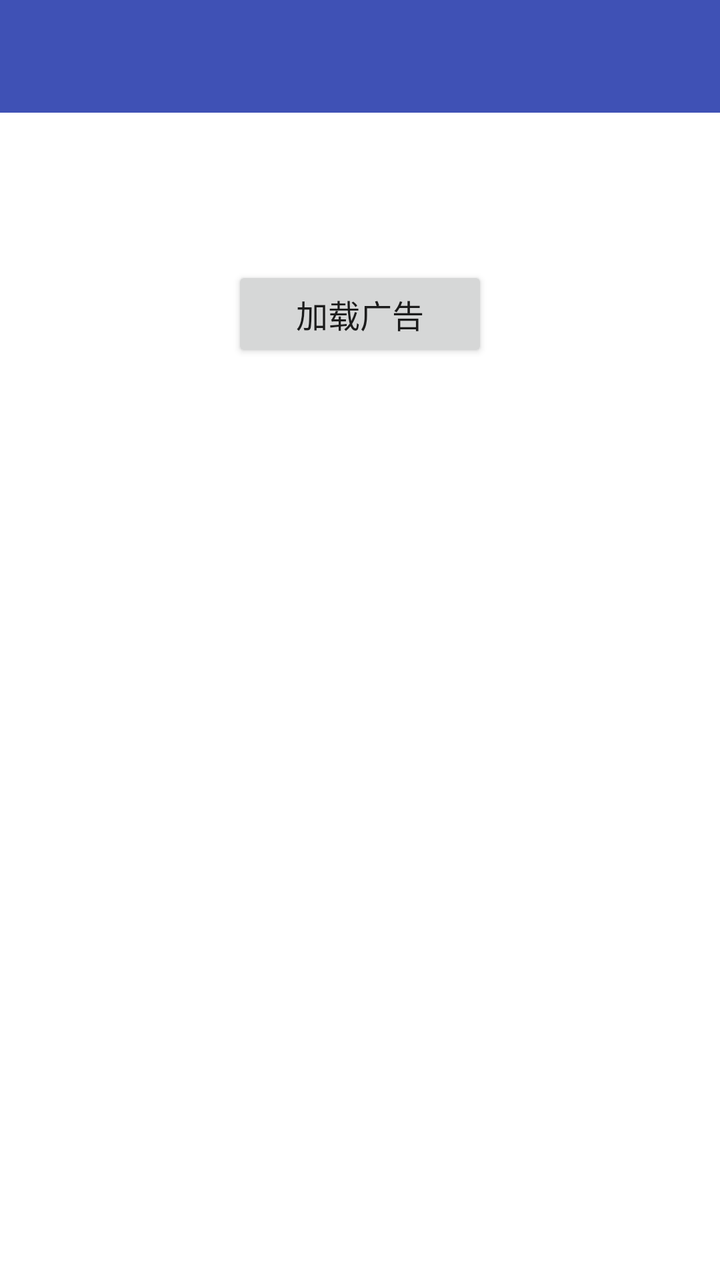
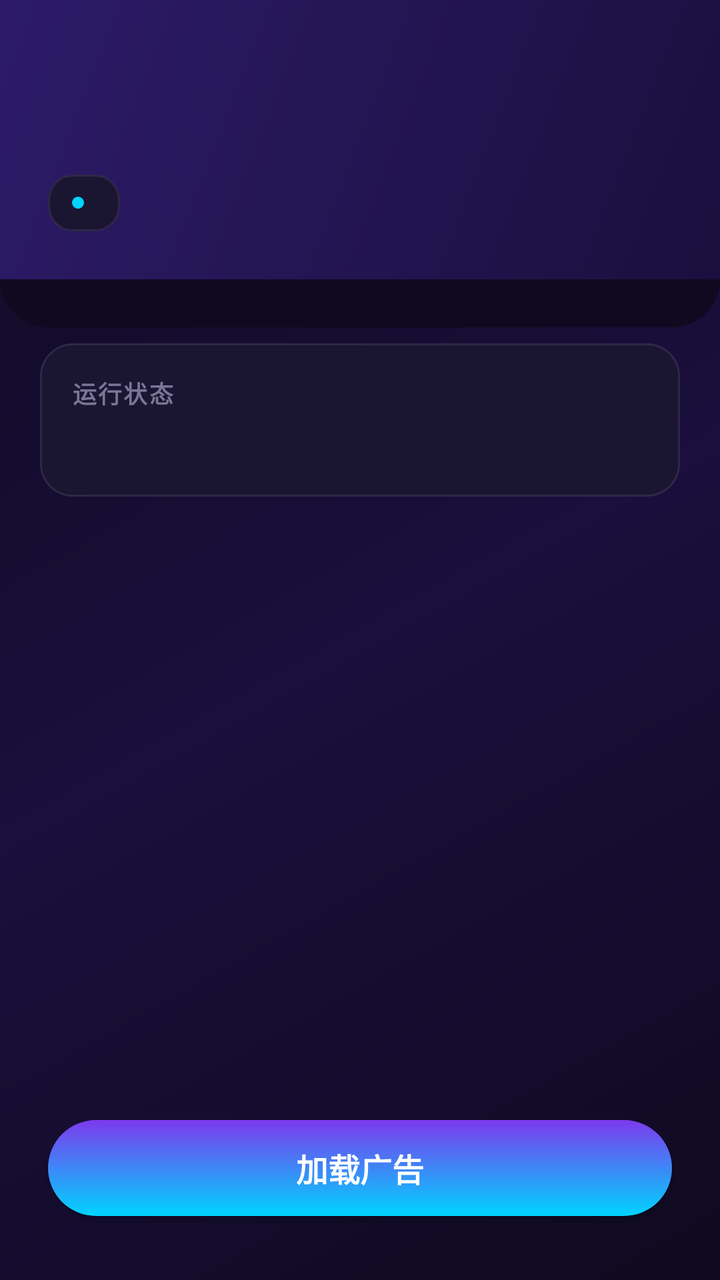

Screens rendered from an Android XML layout before and after an edit, with the pre-edit source and the edit as a unified diff.
<!-- AndroidManifest.xml: application theme Theme.App -->
<!-- res/layout/activity_ad_common.xml -->
<?xml version="1.0" encoding="utf-8"?>
<LinearLayout xmlns:android="http://schemas.android.com/apk/res/android"
    android:layout_width="match_parent"
    android:layout_height="match_parent"
    android:orientation="vertical"
    android:background="@color/white">

    <TextView
        android:id="@+id/tvTitle"
        android:layout_width="match_parent"
        android:layout_height="wrap_content"
        android:background="@color/colorPrimary"
        android:padding="16dp"
        android:textColor="@color/white"
        android:textSize="18sp"
        android:textStyle="bold" />

    <TextView
        android:id="@+id/tvPosId"
        android:layout_width="match_parent"
        android:layout_height="wrap_content"
        android:paddingStart="16dp"
        android:paddingTop="12dp"
        android:paddingEnd="16dp"
        android:paddingBottom="4dp"
        android:textColor="#666666"
        android:textSize="13sp" />

    <TextView
        android:id="@+id/tvStatus"
        android:layout_width="match_parent"
        android:layout_height="wrap_content"
        android:paddingStart="16dp"
        android:paddingTop="4dp"
        android:paddingEnd="16dp"
        android:paddingBottom="12dp"
        android:textColor="@color/colorAccent"
        android:textSize="14sp" />

    
    <FrameLayout
        android:id="@+id/adContainer"
        android:layout_width="match_parent"
        android:layout_height="wrap_content"
        android:visibility="gone" />

    <Button
        android:id="@+id/btnLoad"
        android:layout_width="wrap_content"
        android:layout_height="wrap_content"
        android:layout_gravity="center_horizontal"
        android:layout_marginTop="8dp"
        android:paddingStart="32dp"
        android:paddingEnd="32dp"
        android:text="加载广告"
        android:textSize="16sp" />
</LinearLayout>
<!-- resources referenced by this layout -->
<resources>
  <color name="colorAccent">#FF4081</color>
  <color name="colorPrimary">#3F51B5</color>
  <color name="white">#FFFFFF</color>
  <style name="Theme.App" parent="Theme.AppCompat.Light.DarkActionBar">
          <item name="colorPrimary">@color/colorPrimary</item>
          <item name="colorPrimaryDark">@color/colorPrimaryDark</item>
          <item name="colorAccent">@color/colorAccent</item>
      </style>
  <color name="colorPrimaryDark">#303F9F</color>
</resources>

<!-- the commit's change to res/layout/activity_ad_common.xml (unified diff, before → after) -->
@@ -3,55 +3,116 @@
     android:layout_width="match_parent"
     android:layout_height="match_parent"
     android:orientation="vertical"
-    android:background="@color/white">
+    android:background="@drawable/bg_app">
 
-    <TextView
-        android:id="@+id/tvTitle"
+    
+    <LinearLayout
         android:layout_width="match_parent"
         android:layout_height="wrap_content"
-        android:background="@color/colorPrimary"
-        android:padding="16dp"
-        android:textColor="@color/white"
-        android:textSize="18sp"
-        android:textStyle="bold" />
+        android:background="@drawable/bg_header_gradient"
+        android:orientation="vertical"
+        android:paddingStart="24dp"
+        android:paddingTop="48dp"
+        android:paddingEnd="24dp"
+        android:paddingBottom="24dp">
 
-    <TextView
-        android:id="@+id/tvPosId"
+        <TextView
+            android:id="@+id/tvTitle"
+            android:layout_width="wrap_content"
+            android:layout_height="wrap_content"
+            android:textColor="@color/text_primary"
+            android:textSize="22sp"
+            android:textStyle="bold" />
+
+        <LinearLayout
+            android:layout_width="wrap_content"
+            android:layout_height="wrap_content"
+            android:layout_marginTop="10dp"
+            android:background="@drawable/bg_status_chip"
+            android:orientation="horizontal"
+            android:gravity="center_vertical"
+            android:paddingStart="12dp"
+            android:paddingTop="6dp"
+            android:paddingEnd="12dp"
+            android:paddingBottom="6dp">
+
+            <View
+                android:layout_width="6dp"
+                android:layout_height="6dp"
+                android:layout_marginEnd="6dp"
+                android:background="@drawable/bg_dot_success" />
+
+            <TextView
+                android:id="@+id/tvPosId"
+                android:layout_width="wrap_content"
+                android:layout_height="wrap_content"
+                android:textColor="@color/text_secondary"
+                android:textSize="12sp" />
+        </LinearLayout>
+    </LinearLayout>
+
+    
+    <View
+        android:layout_width="match_parent"
+        android:layout_height="24dp"
+        android:background="@drawable/bg_header_bottom" />
+
+    
+    <LinearLayout
         android:layout_width="match_parent"
         android:layout_height="wrap_content"
-        android:paddingStart="16dp"
-        android:paddingTop="12dp"
-        android:paddingEnd="16dp"
-        android:paddingBottom="4dp"
-        android:textColor="#666666"
-        android:textSize="13sp" />
+        android:layout_marginStart="20dp"
+        android:layout_marginTop="8dp"
+        android:layout_marginEnd="20dp"
+        android:background="@drawable/bg_card"
+        android:orientation="vertical"
+        android:padding="16dp">
 
-    <TextView
-        android:id="@+id/tvStatus"
-        android:layout_width="match_parent"
-        android:layout_height="wrap_content"
-        android:paddingStart="16dp"
-        android:paddingTop="4dp"
-        android:paddingEnd="16dp"
-        android:paddingBottom="12dp"
-        android:textColor="@color/colorAccent"
-        android:textSize="14sp" />
+        <TextView
+            android:layout_width="wrap_content"
+            android:layout_height="wrap_content"
+            android:text="运行状态"
+            android:textColor="@color/text_hint"
+            android:textSize="12sp"
+            android:textStyle="bold"
+            android:letterSpacing="0.06" />
+
+        <TextView
+            android:id="@+id/tvStatus"
+            android:layout_width="match_parent"
+            android:layout_height="wrap_content"
+            android:layout_marginTop="8dp"
+            android:textColor="@color/colorAccent"
+            android:textSize="14sp"
+            android:textStyle="bold" />
+    </LinearLayout>
 
     
     <FrameLayout
         android:id="@+id/adContainer"
         android:layout_width="match_parent"
         android:layout_height="wrap_content"
+        android:layout_marginTop="16dp"
         android:visibility="gone" />
 
+    
+    <Space
+        android:layout_width="match_parent"
+        android:layout_height="0dp"
+        android:layout_weight="1" />
+
+    
     <Button
         android:id="@+id/btnLoad"
-        android:layout_width="wrap_content"
-        android:layout_height="wrap_content"
-        android:layout_gravity="center_horizontal"
-        android:layout_marginTop="8dp"
-        android:paddingStart="32dp"
-        android:paddingEnd="32dp"
+        android:layout_width="match_parent"
+        android:layout_height="48dp"
+        android:layout_marginStart="24dp"
+        android:layout_marginEnd="24dp"
+        android:layout_marginBottom="32dp"
+        android:background="@drawable/bg_btn_primary"
         android:text="加载广告"
-        android:textSize="16sp" />
+        android:textAllCaps="false"
+        android:textColor="@color/text_primary"
+        android:textSize="16sp"
+        android:textStyle="bold" />
 </LinearLayout>
<!-- resource entries referenced after the edit -->
@@ -1,13 +1,81 @@
 <!-- resources referenced by this layout -->
 <resources>
-  <color name="colorAccent">#FF4081</color>
-  <color name="colorPrimary">#3F51B5</color>
-  <color name="white">#FFFFFF</color>
-  <style name="Theme.App" parent="Theme.AppCompat.Light.DarkActionBar">
+  <color name="colorAccent">#00D4FF</color>
+  <color name="text_hint">#7A7596</color>
+  <color name="text_primary">#FFFFFF</color>
+  <color name="text_secondary">#B8B3D4</color>
+  <!-- drawable bg_app (drawable) -->
+  <?xml version="1.0" encoding="utf-8"?>
+  <shape xmlns:android="http://schemas.android.com/apk/res/android" android:shape="rectangle">
+      <gradient
+          android:type="linear"
+          android:angle="135"
+          android:startColor="#0F0A1F"
+          android:centerColor="#1A0F3D"
+          android:endColor="#0F0A1F" />
+  </shape>
+  <!-- drawable bg_btn_primary (drawable) -->
+  <?xml version="1.0" encoding="utf-8"?>
+  <shape xmlns:android="http://schemas.android.com/apk/res/android" android:shape="rectangle">
+      <gradient
+          android:type="linear"
+          android:angle="90"
+          android:startColor="#00D4FF"
+          android:endColor="#7C3AED" />
+      <corners android:radius="24dp" />
+  </shape>
+  <!-- drawable bg_card (drawable) -->
+  <?xml version="1.0" encoding="utf-8"?>
+  <shape xmlns:android="http://schemas.android.com/apk/res/android" android:shape="rectangle">
+      <solid android:color="#1A1530" />
+      <corners android:radius="16dp" />
+      <stroke
+          android:width="1dp"
+          android:color="#2E2848" />
+  </shape>
+  <!-- drawable bg_dot_success (drawable) -->
+  <?xml version="1.0" encoding="utf-8"?>
+  <shape xmlns:android="http://schemas.android.com/apk/res/android" android:shape="rectangle">
+      <solid android:color="#00D4FF" />
+      <corners android:radius="100dp" />
+  </shape>
+  <!-- drawable bg_header_bottom (drawable) -->
+  <?xml version="1.0" encoding="utf-8"?>
+  <shape xmlns:android="http://schemas.android.com/apk/res/android" android:shape="rectangle">
+      <solid android:color="#0F0A1F" />
+      <corners
+          android:topLeftRadius="0dp"
+          android:topRightRadius="0dp"
+          android:bottomLeftRadius="24dp"
+          android:bottomRightRadius="24dp" />
+  </shape>
+  <!-- drawable bg_header_gradient (drawable) -->
+  <?xml version="1.0" encoding="utf-8"?>
+  <shape xmlns:android="http://schemas.android.com/apk/res/android" android:shape="rectangle">
+      <gradient
+          android:type="linear"
+          android:angle="135"
+          android:startColor="#1A0F3D"
+          android:endColor="#2D1B69" />
+  </shape>
+  <!-- drawable bg_status_chip (drawable) -->
+  <?xml version="1.0" encoding="utf-8"?>
+  <shape xmlns:android="http://schemas.android.com/apk/res/android" android:shape="rectangle">
+      <solid android:color="#1A1530" />
+      <corners android:radius="12dp" />
+      <stroke
+          android:width="1dp"
+          android:color="#2E2848" />
+  </shape>
+  <color name="colorPrimary">#2D1B69</color>
+  <style name="Theme.App" parent="Theme.AppCompat.Light.NoActionBar">
           <item name="colorPrimary">@color/colorPrimary</item>
           <item name="colorPrimaryDark">@color/colorPrimaryDark</item>
           <item name="colorAccent">@color/colorAccent</item>
+          <item name="android:statusBarColor">@android:color/transparent</item>
+          <item name="android:windowLightStatusBar">false</item>
+          <item name="android:windowBackground">@drawable/bg_app</item>
       </style>
-  <color name="colorPrimaryDark">#303F9F</color>
+  <color name="colorPrimaryDark">#1A0F3D</color>
 </resources>
 
